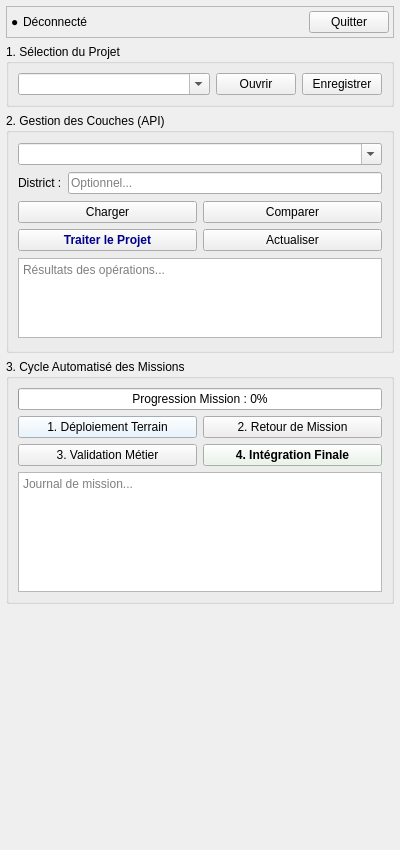
The window that mrv_teraka_dockwidget_base.ui (johrosa/mrv_teraka) describes before a commit, drawn with Qt 5.
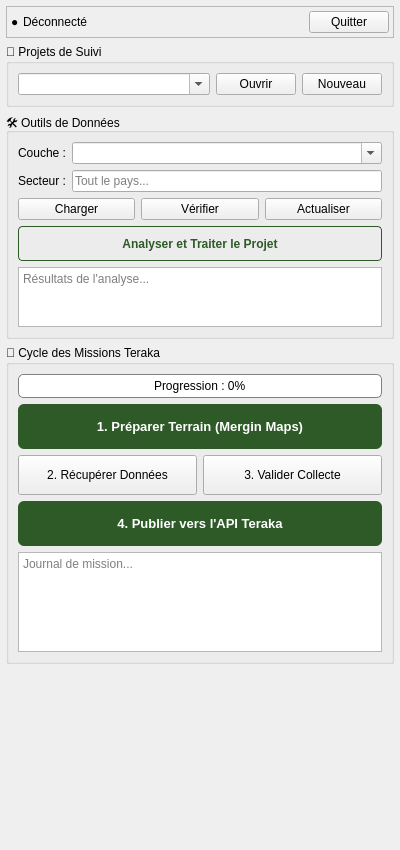
The same window after the commit.

Patch:
```diff
--- a/mrv_teraka_dockwidget_base.ui
+++ b/mrv_teraka_dockwidget_base.ui
@@ -107,7 +107,7 @@
     <item>
      <widget class="QGroupBox" name="groupBoxProject">
       <property name="title">
-       <string>1. Sélection du Projet</string>
+       <string>📁 Projets de Suivi</string>
       </property>
       <layout class="QVBoxLayout" name="verticalLayoutProject">
        <item>
@@ -135,7 +135,7 @@
          <item>
           <widget class="QPushButton" name="saveProjectButton">
            <property name="text">
-            <string>Enregistrer</string>
+            <string>Nouveau</string>
            </property>
           </widget>
          </item>
@@ -149,22 +149,39 @@
     <item>
      <widget class="QGroupBox" name="groupBoxDB">
       <property name="title">
-       <string>2. Gestion des Couches (API)</string>
+       <string>🛠️ Outils de Données</string>
       </property>
       <layout class="QVBoxLayout" name="verticalLayoutDB">
        <item>
-        <widget class="QComboBox" name="endpointComboBox">
-         <property name="editable">
-          <bool>true</bool>
-         </property>
-        </widget>
+        <layout class="QHBoxLayout" name="layoutEndpoint">
+         <item>
+          <widget class="QLabel" name="labelEndpoint">
+           <property name="text">
+            <string>Couche :</string>
+           </property>
+          </widget>
+         </item>
+         <item>
+          <widget class="QComboBox" name="endpointComboBox">
+           <property name="sizePolicy">
+            <sizepolicy hsizetype="Expanding" vsizetype="Fixed">
+             <horstretch>0</horstretch>
+             <verstretch>0</verstretch>
+            </sizepolicy>
+           </property>
+           <property name="editable">
+            <bool>true</bool>
+           </property>
+          </widget>
+         </item>
+        </layout>
        </item>
        <item>
         <layout class="QHBoxLayout" name="horizontalLayoutDistrict">
          <item>
           <widget class="QLabel" name="labelDistrict">
            <property name="text">
-            <string>District :</string>
+            <string>Secteur :</string>
            </property>
           </widget>
          </item>
@@ -174,39 +191,29 @@
             <string>Filtre global par district pour le chargement et la préparation des données Mergin.</string>
            </property>
            <property name="placeholderText">
-            <string>Optionnel...</string>
+            <string>Tout le pays...</string>
            </property>
           </widget>
          </item>
         </layout>
        </item>
        <item>
-        <layout class="QGridLayout" name="gridLayoutDB">
-         <item row="0" column="0">
+        <layout class="QHBoxLayout" name="layoutDbActions">
+         <item>
           <widget class="QPushButton" name="loadDbButton">
            <property name="text">
             <string>Charger</string>
            </property>
           </widget>
          </item>
-         <item row="0" column="1">
+         <item>
           <widget class="QPushButton" name="compareButton">
            <property name="text">
-            <string>Comparer</string>
+            <string>Vérifier</string>
            </property>
           </widget>
          </item>
-         <item row="1" column="0">
-          <widget class="QPushButton" name="processProjectButton">
-           <property name="styleSheet">
-            <string notr="true">font-weight: bold; color: darkblue;</string>
-           </property>
-           <property name="text">
-            <string>Traiter le Projet</string>
-           </property>
-          </widget>
-         </item>
-         <item row="1" column="1">
+         <item>
           <widget class="QPushButton" name="refreshFromApiButton">
            <property name="text">
             <string>Actualiser</string>
@@ -215,19 +222,35 @@
          </item>
         </layout>
        </item>
+       <item>
+        <widget class="QPushButton" name="processProjectButton">
+         <property name="minimumSize">
+          <size>
+           <width>0</width>
+           <height>35</height>
+          </size>
+         </property>
+         <property name="styleSheet">
+          <string notr="true">font-weight: bold; color: #2D5A27; border: 1px solid #2D5A27; border-radius: 4px;</string>
+         </property>
+         <property name="text">
+          <string>Analyser et Traiter le Projet</string>
+         </property>
+        </widget>
+       </item>
        <item>
         <widget class="QTextEdit" name="comparisonResultsTextEdit">
          <property name="maximumSize">
           <size>
            <width>16777215</width>
-           <height>80</height>
+           <height>60</height>
           </size>
          </property>
          <property name="readOnly">
           <bool>true</bool>
          </property>
          <property name="placeholderText">
-          <string>Résultats des opérations...</string>
+          <string>Résultats de l'analyse...</string>
          </property>
         </widget>
        </item>
@@ -239,11 +262,14 @@
     <item>
      <widget class="QGroupBox" name="groupBoxMergin">
       <property name="title">
-       <string>3. Cycle Automatisé des Missions</string>
+       <string>🌿 Cycle des Missions Teraka</string>
       </property>
       <layout class="QVBoxLayout" name="verticalLayoutMergin">
        <item>
         <widget class="QProgressBar" name="missionProgressBar">
+         <property name="styleSheet">
+          <string notr="true">QProgressBar { border: 1px solid grey; border-radius: 5px; text-align: center; } QProgressBar::chunk { background-color: #2D5A27; }</string>
+         </property>
          <property name="value">
           <number>0</number>
          </property>
@@ -251,54 +277,78 @@
           <bool>true</bool>
          </property>
          <property name="format">
-          <string>Progression Mission : %p%</string>
+          <string>Progression : %p%</string>
          </property>
         </widget>
        </item>
        <item>
-        <layout class="QGridLayout" name="gridLayoutMission">
-         <item row="0" column="0">
-          <widget class="QPushButton" name="autoPrepareButton">
-           <property name="styleSheet">
-            <string notr="true">background-color: #e3f2fd;</string>
-           </property>
-           <property name="text">
-            <string>1. Déploiement Terrain</string>
-           </property>
-          </widget>
-         </item>
-         <item row="0" column="1">
+        <widget class="QPushButton" name="autoPrepareButton">
+         <property name="minimumSize">
+          <size>
+           <width>0</width>
+           <height>45</height>
+          </size>
+         </property>
+         <property name="styleSheet">
+          <string notr="true">background-color: #2D5A27; color: white; font-weight: bold; font-size: 13px; border-radius: 6px;</string>
+         </property>
+         <property name="text">
+          <string>1. Préparer Terrain (Mergin Maps)</string>
+         </property>
+        </widget>
+       </item>
+       <item>
+        <layout class="QHBoxLayout" name="horizontalLayoutMid">
+         <item>
           <widget class="QPushButton" name="autoImportButton">
+           <property name="minimumSize">
+            <size>
+             <width>0</width>
+             <height>40</height>
+            </size>
+           </property>
            <property name="text">
-            <string>2. Retour de Mission</string>
+            <string>2. Récupérer Données</string>
            </property>
           </widget>
          </item>
-         <item row="1" column="0">
+         <item>
           <widget class="QPushButton" name="autoValidateButton">
-           <property name="text">
-            <string>3. Validation Métier</string>
+           <property name="minimumSize">
+            <size>
+             <width>0</width>
+             <height>40</height>
+            </size>
            </property>
-          </widget>
-         </item>
-         <item row="1" column="1">
-          <widget class="QPushButton" name="autoSyncButton">
-           <property name="styleSheet">
-            <string notr="true">background-color: #e8f5e9; font-weight: bold;</string>
-           </property>
            <property name="text">
-            <string>4. Intégration Finale</string>
+            <string>3. Valider Collecte</string>
            </property>
           </widget>
          </item>
         </layout>
        </item>
+       <item>
+        <widget class="QPushButton" name="autoSyncButton">
+         <property name="minimumSize">
+          <size>
+           <width>0</width>
+           <height>45</height>
+          </size>
+         </property>
+         <property name="styleSheet">
+          <string notr="true">background-color: #2D5A27; color: white; font-weight: bold; font-size: 13px; border-radius: 6px;</string>
+         </property>
+         <property name="text">
+          <string>4. Publier vers l'API Teraka</string>
+         </property>
+        </widget>
+       </item>
        <item>
         <widget class="QTextEdit" name="merginResultsTextEdit">
          <property name="maximumSize">
           <size>
            <width>16777215</width>
-           <height>120</height>
+           <height>100</height>
           </size>
          </property>
          <property name="readOnly">
```
Left out of the diff: 2 changed lines with no effect on the pictures.
